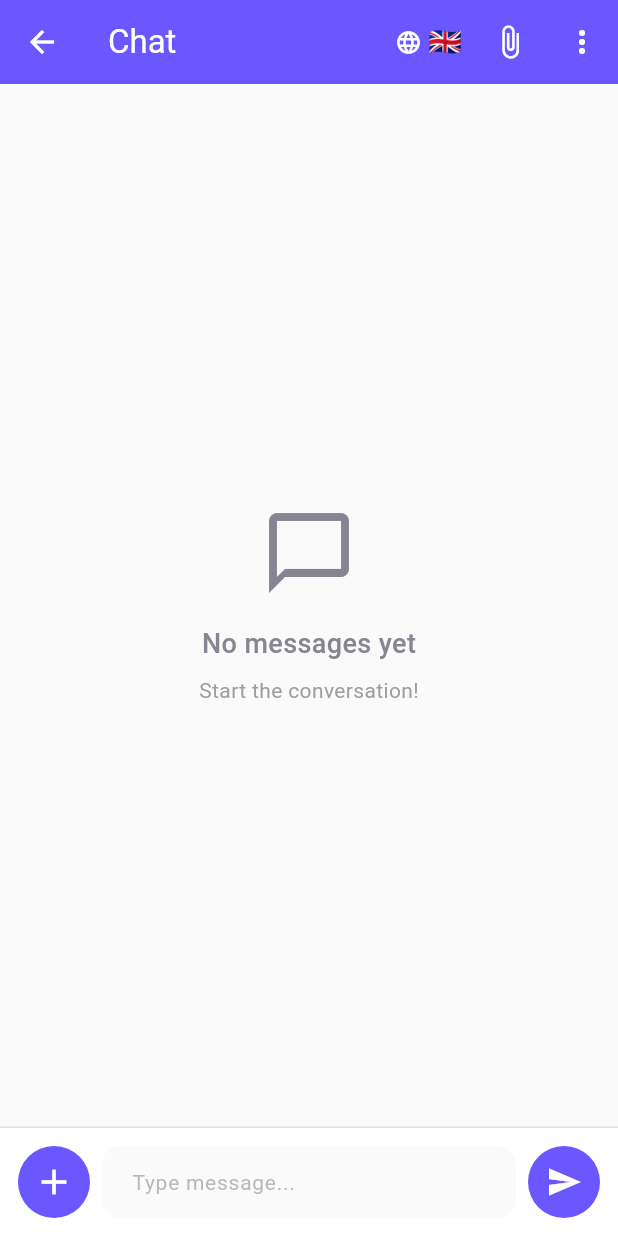
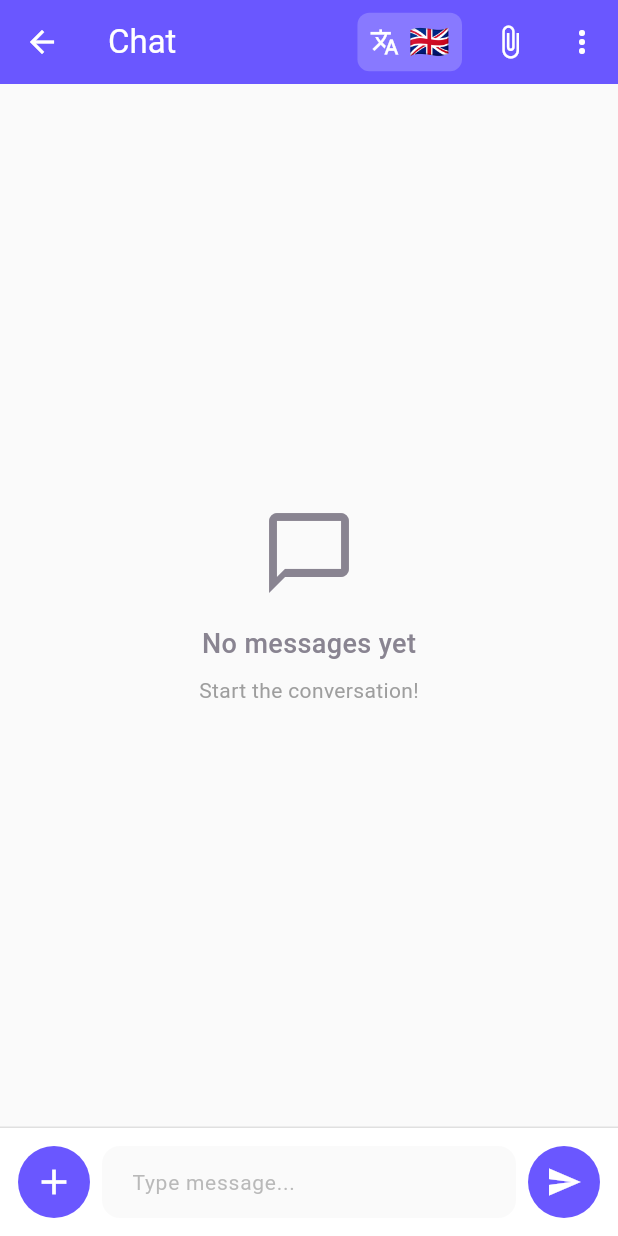
Before and after one commit to anasgg71-creator/machine-manager-app, a Flutter app: the ChatScreen screen opened directly with empty values, on a phone screen of 412 x 824 dp. Run offline on Flutter 3.47's test engine with Material 3 defaults, Android fonts, the phone set to English and light mode, and no system bars; our stand-ins replace cached_network_image, file_picker, flutter_local_notifications, image_picker, phosphor_flutter, shared_preferences and 1 more; missing offline and left inert: translator; accounts and stored records are empty; network calls fail.

Commit message:
Improve translation selector visibility with styled container
- Add Container with semi-transparent white background
- Use translate icon instead of language icon
- Increase flag emoji size to 22px for better visibility
- Add padding and rounded corners for better appearance
- White translate icon is now clearly visible on purple AppBar
- Flag emoji is larger and more prominent

🤖 Generated with [Claude Code](https://claude.com/claude-code)

Co-Authored-By: Claude <noreply@anthropic.com>

```diff
--- a/lib/screens/chat/chat_screen.dart
+++ b/lib/screens/chat/chat_screen.dart
@@ -619,16 +619,23 @@ class _ChatScreenState extends State<ChatScreen> with WidgetsBindingObserver {
         actions: [
           // Translation Language Selector
           PopupMenuButton<String>(
-            icon: Row(
+            icon: Container(
+              padding: const EdgeInsets.symmetric(horizontal: 8, vertical: 4),
+              decoration: BoxDecoration(
+                color: Colors.white.withOpacity(0.2),
+                borderRadius: BorderRadius.circular(8),
+              ),
+              child: Row(
                 mainAxisSize: MainAxisSize.min,
                 children: [
-                const Icon(Icons.language, size: 18),
-                const SizedBox(width: 4),
+                  const Icon(Icons.translate, size: 20, color: Colors.white),
+                  const SizedBox(width: 6),
                   Text(
                     TranslationService().getLanguageFlag(_chatTranslationLanguage),
-                  style: const TextStyle(fontSize: 18),
+                    style: const TextStyle(fontSize: 22),
                   ),
                 ],
+              ),
             ),
             tooltip: 'Select translation language for received messages',
             onSelected: (String languageCode) {
```
Lines whose indentation alone changed are shown as unchanged.
